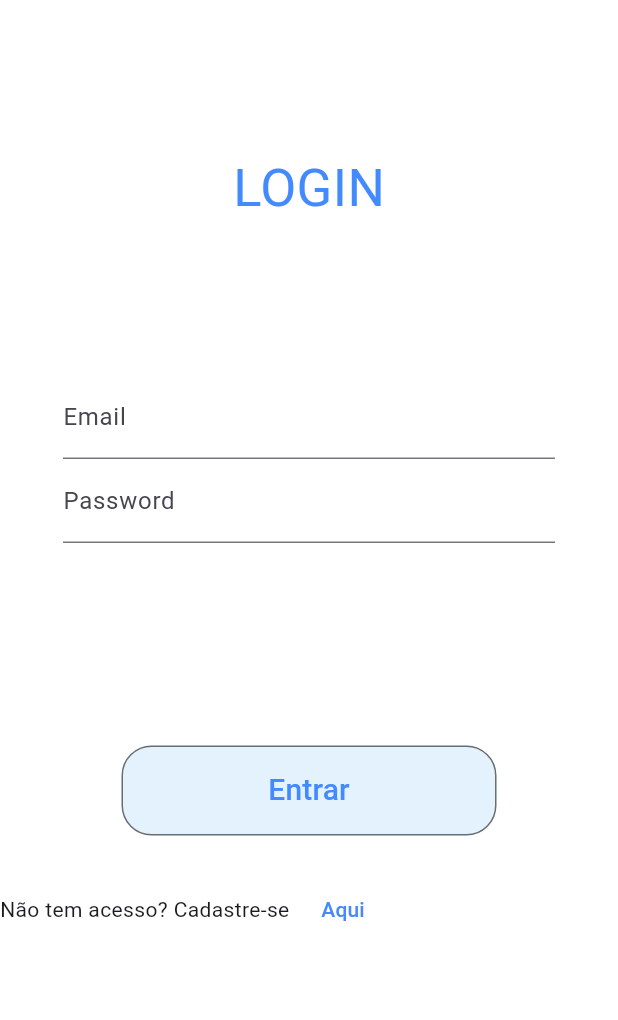
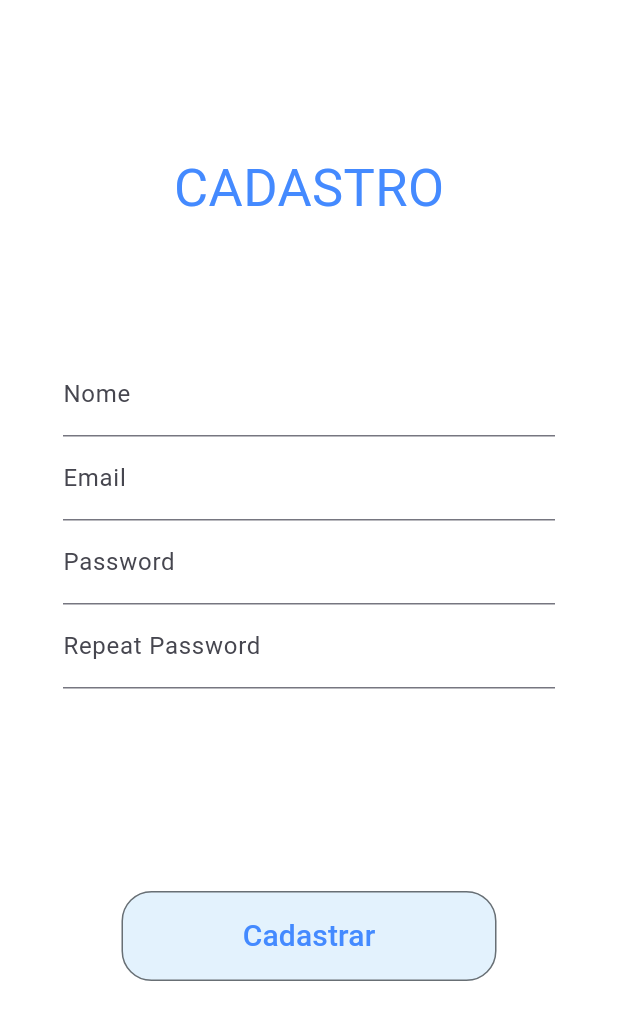
Before and after one commit to DiedioRB/thoth, a Flutter app: the screen it shows after launch, after a tap on "Aqui", on a phone screen of 412 x 824 dp. Shown: the top 1020 px of the screen. Run offline on Flutter 3.47's test engine with Material 2 defaults, Android fonts, the phone set to English and light mode, and no system bars; our stand-ins replace cloud_firestore, firebase_core, flip_card; accounts and stored records are empty.

Commit message:
chore: Criação da tela de cadastro e implementação de lógica básica de navegação

```diff
--- a/lib/components/login.dart
+++ b/lib/components/login.dart
@@ -3,8 +3,10 @@ import 'package:flutter/material.dart';
 import 'package:thoth/models/usuario.dart';
 
 class Login extends StatelessWidget {
-  const Login({super.key});
+   Login({super.key});
 
+  final emailController = TextEditingController();
+  final passwordController = TextEditingController();
 
   void _login(String email, String senha) async {
     Usuario? usuario = await Usuario.login(email, senha);
@@ -39,14 +41,16 @@ class Login extends StatelessWidget {
                   top: 100.0,
                   bottom: 35.0
                 ),
-                child: const Column(
+                child: Column(
                   children: [
                     TextField(
+                      controller: emailController,
                       decoration: InputDecoration(
                         labelText: "Email"
                       ),
                     ),
                     TextField(
+                      controller: passwordController,
                       obscureText: true,
                       decoration: InputDecoration(
                         labelText: "Password"
@@ -67,7 +71,8 @@ class Login extends StatelessWidget {
                   color: Colors.blue[50]
                 ),
                 child: TextButton(
-                    onPressed: () => _login("andreribas0511@gmail.com", "yosenha123"),
+                    //onPressed: () => _login("andreribas0511@gmail.com", "yosenha123"),
+                  onPressed: () => _login(emailController.text, passwordController.text),
                     child: const Text(
                         "Entrar",
                         style: TextStyle(
@@ -86,7 +91,9 @@ class Login extends StatelessWidget {
                           "Não tem acesso? Cadastre-se "
                       ),
                       TextButton(
-                          onPressed: () => {print("Cadastrado!")},
+                          onPressed: () => {
+                            Navigator.pushNamed(context, '/tela_cadastro')
+                          },
                           child: Text(
                             "Aqui",
                             style: TextStyle(
--- a/lib/main.dart
+++ b/lib/main.dart
@@ -9,6 +9,7 @@ import 'package:thoth/components/perfil.dart';
 import 'package:thoth/components/login.dart';
 import 'package:thoth/models/pergunta.dart';
 import 'package:thoth/models/usuario.dart';
+import 'package:thoth/views/tela_cadastro.dart';
 
 
 Future<void> main() async {
@@ -25,6 +26,10 @@ class MyApp extends StatelessWidget {
   Widget build(BuildContext context) {
     return MaterialApp(
       title: 'Projeto Thoth',
+      routes: {
+        '/': (context) => Login(),
+        '/tela_cadastro': (context) => Cadastro()
+      },
       theme: ThemeData(
         // This is the theme of your application.
         //
@@ -44,7 +49,6 @@ class MyApp extends StatelessWidget {
         colorScheme: ColorScheme.fromSeed(seedColor: Colors.indigo.shade700),
         useMaterial3: true,
       ),
-      home: Login(),
     );
   }
 }
--- /dev/null
+++ b/lib/views/tela_cadastro.dart
@@ -0,0 +1,114 @@
+import 'package:flutter/foundation.dart';
+import 'package:flutter/material.dart';
+import 'package:thoth/models/usuario.dart';
+
+class Cadastro extends StatelessWidget {
+  Cadastro({super.key});
+
+  final nameController = TextEditingController();
+  final emailController = TextEditingController();
+  final passwordController = TextEditingController();
+  final passwordRepeatController = TextEditingController();
+
+  void _cadastrar(String nome, String email, String senha, String senhaRepetida) async {
+    //adicionar validador de campos em branco
+    //adicionar validador de campo de email
+    //adicionar limite mínimo de caracteres pra senha
+    //adicionar erros vindos em snackbar. Para isso, transformar Material em Scaffold
+    if (senha == senhaRepetida) {
+      print("Okay");
+    } else {
+      print("Não Okay.");
+    }
+
+  }
+
+  @override
+  Widget build(BuildContext context) {
+    return Material(
+        child: Container(
+            color: Colors.white,
+            child: Column(
+              children: [
+                Container(
+                  margin: const EdgeInsets.only(top: 100.0),
+                  child: const Text(
+                    "CADASTRO",
+                    style: TextStyle(
+                        color: Colors.blueAccent,
+                        fontSize: 35.0
+                    ),
+                  ),
+                ),
+                Container(
+                  margin: const EdgeInsets.only(
+                      left: 42.0,
+                      right: 42.0,
+                      top: 85.0,
+                      bottom: 35.0
+                  ),
+                  child: Column(
+                    children: [
+                      TextField(
+                        controller: nameController,
+                        decoration: InputDecoration(
+                          labelText: "Nome"
+                        ),
+                      ),
+                      TextField(
+                        controller: emailController,
+                        decoration: InputDecoration(
+                            labelText: "Email"
+                        ),
+                      ),
+                      TextField(
+                        controller: passwordController,
+                        obscureText: true,
+                        decoration: InputDecoration(
+                            labelText: "Password"
+                        ),
+                      ),
+                      TextField(
+                        controller: passwordRepeatController,
+                        obscureText: true,
+                        decoration: InputDecoration(
+                          labelText: "Repeat Password"
+                        )
+                      )
+                    ],
+                  ),
+                ),
+                Container(
+                  margin: EdgeInsets.only(top: 100.0),
+                  height: 60,
+                  width: 250,
+                  decoration: BoxDecoration(
+                      border: Border.all(
+                          color: Colors.black54
+                      ),
+                      borderRadius: BorderRadius.circular(20),
+                      color: Colors.blue[50]
+                  ),
+                  child: TextButton(
+                    //onPressed: () => _login("andreribas0511@gmail.com", "yosenha123"),
+                      onPressed: () => _cadastrar(
+                          nameController.text,
+                          emailController.text,
+                          passwordController.text,
+                          passwordRepeatController.text
+                      ),
+                      child: const Text(
+                          "Cadastrar",
+                          style: TextStyle(
+                              color: Colors.blueAccent,
+                              fontSize: 20.0
+                          )
+                      )
+                  ),
+                ),
+              ],
+            )
+        )
+    );
+  }
+}
```
